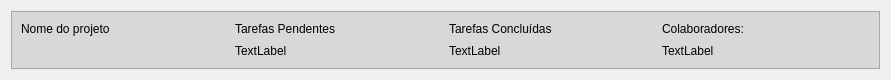
Above: view/card_projeto.ui from HarukiReiss/Gerenciador_de_Tarefas before the change. Below: the same form after it.
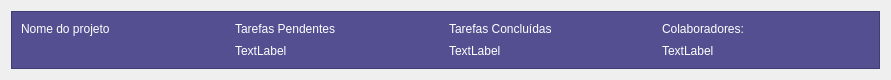
That is the form after the change.

What changed in the file:
```diff
--- a/view/card_projeto.ui
+++ b/view/card_projeto.ui
@@ -17,7 +17,8 @@
    <item>
     <widget class="QFrame" name="frame">
      <property name="styleSheet">
-      <string notr="true">background-color: rgb(216, 216, 216);</string>
+      <string notr="true">color: rgb(255, 255, 255);
+background-color: rgb(83, 79, 145);</string>
      </property>
      <property name="frameShape">
       <enum>QFrame::StyledPanel</enum>
@@ -42,6 +43,10 @@
       </item>
       <item row="0" column="2">
        <widget class="QLabel" name="label_3">
+        <property name="styleSheet">
+         <string notr="true">color: rgb(255, 255, 255);
+</string>
+        </property>
         <property name="text">
          <string>Tarefas Concluídas</string>
         </property>
```
